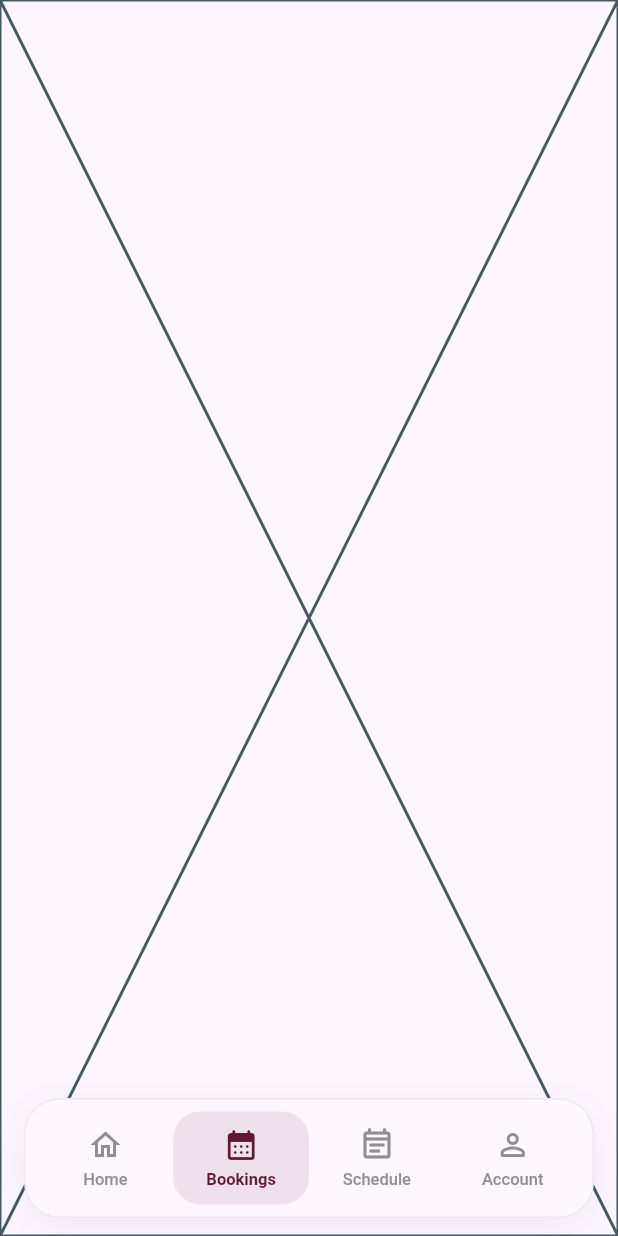
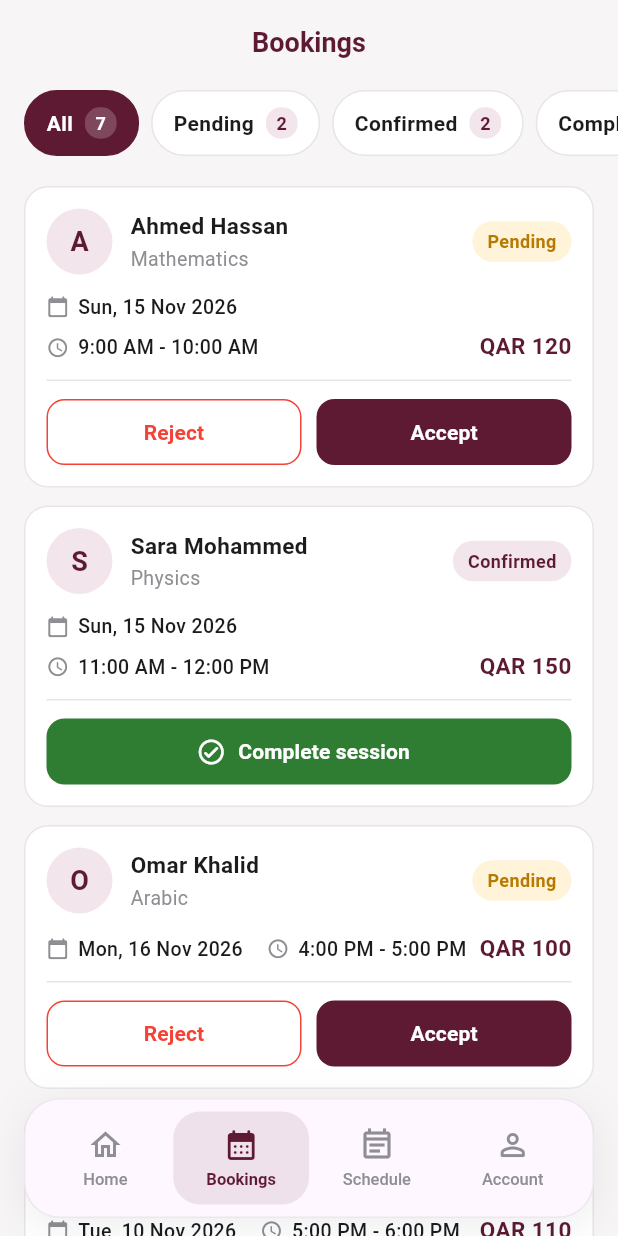
Before and after one commit to Mahmouuddiab/qatar-teacher-app, a Flutter app: the TeacherNavigationScreen screen opened directly, item 2 of the bottom bar chosen, on a phone screen of 412 x 824 dp. Run offline on Flutter 3.47's test engine with Material 3 defaults, Android fonts, the phone set to English and light mode, and no system bars; our stand-ins replace dartz, dio, flutter_riverpod, flutter_secure_storage; accounts and stored records are empty; network calls fail.

Commit message:
booking ui

```diff
--- a/lib/core/network/api_constant.dart
+++ b/lib/core/network/api_constant.dart
@@ -25,10 +25,10 @@ class ApiConstants {
   static const String teacherDashboard = '/api/Teacher/dashboard';
 
   /// GET: booking statistics
-  static const String teacherBookingCounts = '/api/Teacher/bookings/counts';
+  static const String teacherBookingCounts = '/api/Teacher/booking/counts';
 
   /// GET: preview of upcoming sessions
-  static const String teacherUpcomingBookings = '/api/Teacher/bookings/upcoming';
+  static const String teacherUpcomingBookings = '/api/Teacher/booking/upcoming';
 
   // ==================== Teacher Course Endpoints ====================
 
@@ -40,19 +40,19 @@ class ApiConstants {
 
   // ==================== Teacher Bookings Endpoints ====================
 
-  /// GET: all bookings
-  static const String teacherBookings = '/api/Teacher/bookings';
+  /// GET: all booking
+  static const String teacherBookings = '/api/Teacher/booking';
 
   /// GET: booking details
-  static String teacherBookingById(int id) => '/api/Teacher/bookings/$id';
+  static String teacherBookingById(int id) => '/api/Teacher/booking/$id';
 
   /// PUT: accept / reject / update booking status
   static String teacherBookingStatus(int id) =>
-      '/api/Teacher/bookings/$id/status';
+      '/api/Teacher/booking/$id/status';
 
   /// PUT: mark booking as completed
   static String teacherBookingComplete(int id) =>
-      '/api/Teacher/bookings/$id/complete';
+      '/api/Teacher/booking/$id/complete';
 
   // ==================== Teacher Schedule Endpoints ====================
 
--- a/lib/core/screens/teacher_navigation_screen.dart
+++ b/lib/core/screens/teacher_navigation_screen.dart
@@ -3,7 +3,7 @@ import 'package:qatar_teachers/core/utils/app_colors.dart';
 import 'package:qatar_teachers/features/teacher%20side/home/presentation/screens/teacher_home_screen.dart';
 import 'package:qatar_teachers/features/teacher%20side/profile/presentation/screens/teacher_profile_screen.dart';
 import '../../features/teacher side/availability/presentation/screens/teacher_availability_screen.dart';
-import '../../features/teacher side/bookings/presentation/screens/teacher_bookings_screen.dart';
+import '../../features/teacher side/booking/presentation/screens/teacher_booking_screen.dart';
 
 class TeacherNavigationScreen extends StatefulWidget {
   const TeacherNavigationScreen({super.key});
@@ -47,7 +47,7 @@ class _TeacherNavigationScreenState extends State<TeacherNavigationScreen> {
 
     _tabs = [
       const TeacherHomeScreen(),
-      const TeacherBookingsScreen(),
+      const TeacherBookingScreen(),
       const TeacherAvailabilityScreen(),
       const TeacherProfileScreen(),
     ];
--- /dev/null
+++ b/lib/features/teacher side/booking/presentation/models/booking_ui_model.dart
@@ -0,0 +1,119 @@
+enum BookingStatus {
+  pending,
+  confirmed,
+  completed,
+  cancelled; // also covers rejected
+
+  String get label => switch (this) {
+    BookingStatus.pending => 'Pending',
+    BookingStatus.confirmed => 'Confirmed',
+    BookingStatus.completed => 'Completed',
+    BookingStatus.cancelled => 'Cancelled',
+  };
+}
+
+enum BookingFilter {
+  all('All'),
+  pending('Pending'),
+  confirmed('Confirmed'),
+  completed('Completed'),
+  cancelled('Cancelled');
+
+  const BookingFilter(this.label);
+
+  final String label;
+
+  bool matches(BookingStatus status) => switch (this) {
+    BookingFilter.all => true,
+    BookingFilter.pending => status == BookingStatus.pending,
+    BookingFilter.confirmed => status == BookingStatus.confirmed,
+    BookingFilter.completed => status == BookingStatus.completed,
+    BookingFilter.cancelled => status == BookingStatus.cancelled,
+  };
+}
+
+class BookingUiModel {
+  final int id;
+  final String studentName;
+  final String subject;
+  final String dateLabel;
+  final String timeLabel;
+  final String price;
+  final BookingStatus status;
+
+  const BookingUiModel({
+    required this.id,
+    required this.studentName,
+    required this.subject,
+    required this.dateLabel,
+    required this.timeLabel,
+    required this.price,
+    required this.status,
+  });
+}
+
+const sampleBookings = [
+  BookingUiModel(
+    id: 1,
+    studentName: 'Ahmed Hassan',
+    subject: 'Mathematics',
+    dateLabel: 'Sun, 15 Nov 2026',
+    timeLabel: '9:00 AM - 10:00 AM',
+    price: 'QAR 120',
+    status: BookingStatus.pending,
+  ),
+  BookingUiModel(
+    id: 2,
+    studentName: 'Sara Mohammed',
+    subject: 'Physics',
+    dateLabel: 'Sun, 15 Nov 2026',
+    timeLabel: '11:00 AM - 12:00 PM',
+    price: 'QAR 150',
+    status: BookingStatus.confirmed,
+  ),
+  BookingUiModel(
+    id: 3,
+    studentName: 'Omar Khalid',
+    subject: 'Arabic',
+    dateLabel: 'Mon, 16 Nov 2026',
+    timeLabel: '4:00 PM - 5:00 PM',
+    price: 'QAR 100',
+    status: BookingStatus.pending,
+  ),
+  BookingUiModel(
+    id: 4,
+    studentName: 'Layla Ibrahim',
+    subject: 'English',
+    dateLabel: 'Tue, 10 Nov 2026',
+    timeLabel: '5:00 PM - 6:00 PM',
+    price: 'QAR 110',
+    status: BookingStatus.completed,
+  ),
+  BookingUiModel(
+    id: 5,
+    studentName: 'Yousef Ali',
+    subject: 'Chemistry',
+    dateLabel: 'Mon, 9 Nov 2026',
+    timeLabel: '3:00 PM - 4:00 PM',
+    price: 'QAR 140',
+    status: BookingStatus.completed,
+  ),
+  BookingUiModel(
+    id: 6,
+    studentName: 'Noor Saleh',
+    subject: 'Biology',
+    dateLabel: 'Sat, 7 Nov 2026',
+    timeLabel: '10:00 AM - 11:00 AM',
+    price: 'QAR 130',
+    status: BookingStatus.cancelled,
+  ),
+  BookingUiModel(
+    id: 7,
+    studentName: 'Hamad Fahad',
+    subject: 'Mathematics',
+    dateLabel: 'Wed, 18 Nov 2026',
+    timeLabel: '6:00 PM - 7:00 PM',
+    price: 'QAR 120',
+    status: BookingStatus.confirmed,
+  ),
+];
--- /dev/null
+++ b/lib/features/teacher side/booking/presentation/screens/teacher_booking_screen.dart
@@ -0,0 +1,79 @@
+import 'package:flutter/material.dart';
+import 'package:flutter/services.dart';
+import 'package:qatar_teachers/core/utils/app_colors.dart';
+import '../models/booking_ui_model.dart';
+import '../widgets/booking_card.dart';
+import '../widgets/bookings_empty_view.dart';
+import '../widgets/bookings_filter_bar.dart';
+
+class TeacherBookingScreen extends StatefulWidget {
+  const TeacherBookingScreen({super.key});
+
+  @override
+  State<TeacherBookingScreen> createState() => _TeacherBookingsScreenState();
+}
+
+class _TeacherBookingsScreenState extends State<TeacherBookingScreen> {
+  // Space for the floating bottom nav bar
+  static const double _bottomSpace = 120;
+
+  final List<BookingUiModel> _bookings = sampleBookings;
+  BookingFilter _filter = BookingFilter.all;
+
+  @override
+  Widget build(BuildContext context) {
+    final counts = {
+      for (final f in BookingFilter.values)
+        f: _bookings.where((b) => f.matches(b.status)).length,
+    };
+    final visible = _bookings.where((b) => _filter.matches(b.status)).toList();
+
+    return AnnotatedRegion<SystemUiOverlayStyle>(
+      value: SystemUiOverlayStyle.dark,
+      child: Scaffold(
+        backgroundColor: AppColors.background,
+        appBar: AppBar(
+          automaticallyImplyLeading: false,
+          backgroundColor: AppColors.background,
+          foregroundColor: AppColors.primary,
+          elevation: 0,
+          scrolledUnderElevation: 0,
+          centerTitle: true,
+          title: const Text(
+            'Bookings',
+            style: TextStyle(fontWeight: FontWeight.w700, fontSize: 18),
+          ),
+        ),
+        body: Column(
+          children: [
+            const SizedBox(height: 4),
+            BookingsFilterBar(
+              selected: _filter,
+              counts: counts,
+              onSelected: (f) => setState(() => _filter = f),
+            ),
+            const SizedBox(height: 12),
+            Expanded(
+              child: visible.isEmpty
+                  ? BookingsEmptyView(filter: _filter)
+                  : ListView.builder(
+                padding: const EdgeInsets.fromLTRB(16, 8, 16, _bottomSpace),
+                itemCount: visible.length,
+                itemBuilder: (context, i) {
+                  final booking = visible[i];
+                  return BookingCard(
+                    booking: booking,
+                    onTap: () {}, // TODO: open booking details
+                    onAccept: () {}, // TODO: PUT status
+                    onReject: () {}, // TODO: PUT status
+                    onComplete: () {}, // TODO: PUT complete
+                  );
+                },
+              ),
+            ),
+          ],
+        ),
+      ),
+    );
+  }
+}
--- /dev/null
+++ b/lib/features/teacher side/booking/presentation/widgets/booking_actions.dart
@@ -0,0 +1,91 @@
+import 'package:flutter/material.dart';
+import 'package:qatar_teachers/core/utils/app_colors.dart';
+
+import '../models/booking_ui_model.dart';
+
+class BookingActions extends StatelessWidget {
+  const BookingActions({
+    super.key,
+    required this.status,
+    this.onAccept,
+    this.onReject,
+    this.onComplete,
+  });
+
+  final BookingStatus status;
+  final VoidCallback? onAccept;
+  final VoidCallback? onReject;
+  final VoidCallback? onComplete;
+
+  static final _shape =
+  RoundedRectangleBorder(borderRadius: BorderRadius.circular(12));
+
+  @override
+  Widget build(BuildContext context) {
+    switch (status) {
+      case BookingStatus.pending:
+        return Row(
+          children: [
+            Expanded(
+              child: SizedBox(
+                height: 44,
+                child: OutlinedButton(
+                  onPressed: onReject,
+                  style: OutlinedButton.styleFrom(
+                    foregroundColor: AppColors.red,
+                    side: const BorderSide(color: AppColors.red),
+                    shape: _shape,
+                  ),
+                  child: const Text(
+                    'Reject',
+                    style: TextStyle(fontWeight: FontWeight.w700),
+                  ),
+                ),
+              ),
+            ),
+            const SizedBox(width: 10),
+            Expanded(
+              child: SizedBox(
+                height: 44,
+                child: FilledButton(
+                  onPressed: onAccept,
+                  style: FilledButton.styleFrom(
+                    backgroundColor: AppColors.primary,
+                    foregroundColor: AppColors.white,
+                    shape: _shape,
+                  ),
+                  child: const Text(
+                    'Accept',
+                    style: TextStyle(fontWeight: FontWeight.w700),
+                  ),
+                ),
+              ),
+            ),
+          ],
+        );
+
+      case BookingStatus.confirmed:
+        return SizedBox(
+          width: double.infinity,
+          height: 44,
+          child: FilledButton.icon(
+            onPressed: onComplete,
+            style: FilledButton.styleFrom(
+              backgroundColor: AppColors.success,
+              foregroundColor: AppColors.white,
+              shape: _shape,
+            ),
+            icon: const Icon(Icons.check_circle_outline_rounded, size: 20),
+            label: const Text(
+              'Complete session',
+              style: TextStyle(fontWeight: FontWeight.w700),
+            ),
+          ),
+        );
+
+      case BookingStatus.completed:
+      case BookingStatus.cancelled:
+        return const SizedBox.shrink();
+    }
+  }
+}
--- /dev/null
+++ b/lib/features/teacher side/booking/presentation/widgets/booking_card.dart
@@ -0,0 +1,190 @@
+import 'package:flutter/material.dart';
+import 'package:qatar_teachers/core/utils/app_colors.dart';
+
+import '../models/booking_ui_model.dart';
+import 'booking_actions.dart';
+import 'booking_status_badge.dart';
+
+class BookingCard extends StatelessWidget {
+  const BookingCard({
+    super.key,
+    required this.booking,
+    this.onTap,
+    this.onAccept,
+    this.onReject,
+    this.onComplete,
+  });
+
+  final BookingUiModel booking;
+  final VoidCallback? onTap;
+  final VoidCallback? onAccept;
+  final VoidCallback? onReject;
+  final VoidCallback? onComplete;
+
+  bool get _hasActions =>
+      booking.status == BookingStatus.pending ||
+          booking.status == BookingStatus.confirmed;
+
+  @override
+  Widget build(BuildContext context) {
+    return Padding(
+      padding: const EdgeInsets.only(bottom: 12),
+      child: Material(
+        color: AppColors.surface,
+        borderRadius: BorderRadius.circular(16),
+        child: InkWell(
+          onTap: onTap,
+          borderRadius: BorderRadius.circular(16),
+          child: Container(
+            padding: const EdgeInsets.all(14),
+            decoration: BoxDecoration(
+              borderRadius: BorderRadius.circular(16),
+              border: Border.all(color: AppColors.border),
+            ),
+            child: Column(
+              children: [
+                _Header(booking: booking),
+                const SizedBox(height: 12),
+                _Details(booking: booking),
+                if (_hasActions) ...[
+                  const SizedBox(height: 12),
+                  const Divider(height: 1, color: AppColors.border),
+                  const SizedBox(height: 12),
+                  BookingActions(
+                    status: booking.status,
+                    onAccept: onAccept,
+                    onReject: onReject,
+                    onComplete: onComplete,
+                  ),
+                ],
+              ],
+            ),
+          ),
+        ),
+      ),
+    );
+  }
+}
+
+class _Header extends StatelessWidget {
+  const _Header({required this.booking});
+
+  final BookingUiModel booking;
+
+  @override
+  Widget build(BuildContext context) {
+    final name = booking.studentName;
+    final initial = name.isEmpty ? '?' : name[0].toUpperCase();
+
+    return Row(
+      children: [
+        CircleAvatar(
+          radius: 22,
+          backgroundColor: AppColors.primaryLight,
+          child: Text(
+            initial,
+            style: const TextStyle(
+              fontSize: 18,
+              fontWeight: FontWeight.w700,
+              color: AppColors.primary,
+            ),
+          ),
+        ),
+        const SizedBox(width: 12),
+        Expanded(
+          child: Column(
+            crossAxisAlignment: CrossAxisAlignment.start,
+            children: [
+              Text(
+                name,
+                maxLines: 1,
+                overflow: TextOverflow.ellipsis,
+                style: const TextStyle(
+                  fontSize: 15,
+                  fontWeight: FontWeight.w700,
+                  color: AppColors.textPrimary,
+                ),
+              ),
+              const SizedBox(height: 2),
+              Text(
+                booking.subject,
+                style: const TextStyle(
+                  fontSize: 13,
+                  color: AppColors.textSecondary,
+                ),
+              ),
+            ],
+          ),
+        ),
+        const SizedBox(width: 8),
+        BookingStatusBadge(status: booking.status),
+      ],
+    );
+  }
+}
+
+class _Details extends StatelessWidget {
+  const _Details({required this.booking});
+
+  final BookingUiModel booking;
+
+  @override
+  Widget build(BuildContext context) {
+    return Row(
+      crossAxisAlignment: CrossAxisAlignment.end,
+      children: [
+        Expanded(
+          child: Wrap(
+            spacing: 16,
+            runSpacing: 8,
+            children: [
+              _InfoItem(
+                icon: Icons.calendar_today_rounded,
+                text: booking.dateLabel,
+              ),
+              _InfoItem(
+                icon: Icons.access_time_rounded,
+                text: booking.timeLabel,
+              ),
+            ],
+          ),
+        ),
+        const SizedBox(width: 8),
+        Text(
+          booking.price,
+          style: const TextStyle(
+            fontSize: 15,
+            fontWeight: FontWeight.w700,
+            color: AppColors.primary,
+          ),
+        ),
+      ],
+    );
+  }
+}
+
+class _InfoItem extends StatelessWidget {
+  const _InfoItem({required this.icon, required this.text});
+
+  final IconData icon;
+  final String text;
+
+  @override
+  Widget build(BuildContext context) {
+    return Row(
+      mainAxisSize: MainAxisSize.min,
+      children: [
+        Icon(icon, size: 15, color: AppColors.textSecondary),
+        const SizedBox(width: 6),
+        Text(
+          text,
+          style: const TextStyle(
+            fontSize: 13,
+            fontWeight: FontWeight.w500,
+            color: AppColors.textPrimary,
+          ),
+        ),
+      ],
+    );
+  }
+}
--- /dev/null
+++ b/lib/features/teacher side/booking/presentation/widgets/booking_status_badge.dart
@@ -0,0 +1,46 @@
+import 'package:flutter/material.dart';
+import 'package:qatar_teachers/core/utils/app_colors.dart';
+
+import '../models/booking_ui_model.dart';
+
+class BookingStatusBadge extends StatelessWidget {
+  const BookingStatusBadge({super.key, required this.status});
+
+  final BookingStatus status;
+
+  // Darker amber so the text stays readable on the light amber background
+  static const Color _pendingText = Color(0xFFB77900);
+
+  Color get _color => switch (status) {
+    BookingStatus.pending => _pendingText,
+    BookingStatus.confirmed => AppColors.primary,
+    BookingStatus.completed => AppColors.success,
+    BookingStatus.cancelled => AppColors.red,
+  };
+
+  Color get _background => switch (status) {
+    BookingStatus.pending => AppColors.ratingStar.withOpacity(0.15),
+    BookingStatus.confirmed => AppColors.primaryLight,
+    BookingStatus.completed => AppColors.success.withOpacity(0.1),
+    BookingStatus.cancelled => AppColors.red.withOpacity(0.1),
+  };
+
+  @override
+  Widget build(BuildContext context) {
+    return Container(
+      padding: const EdgeInsets.symmetric(horizontal: 10, vertical: 5),
+      decoration: BoxDecoration(
+        color: _background,
+        borderRadius: BorderRadius.circular(20),
+      ),
+      child: Text(
+        status.label,
+        style: TextStyle(
+          fontSize: 12,
+          fontWeight: FontWeight.w700,
+          color: _color,
+        ),
+      ),
+    );
+  }
+}
--- /dev/null
+++ b/lib/features/teacher side/booking/presentation/widgets/bookings_empty_view.dart
@@ -0,0 +1,54 @@
+import 'package:flutter/material.dart';
+import 'package:qatar_teachers/core/utils/app_colors.dart';
+import '../models/booking_ui_model.dart';
+
+class BookingsEmptyView extends StatelessWidget {
+  const BookingsEmptyView({super.key, required this.filter});
+
+  final BookingFilter filter;
+
+  @override
+  Widget build(BuildContext context) {
+    final isAll = filter == BookingFilter.all;
+
+    return Center(
+      child: Padding(
+        padding: const EdgeInsets.all(32),
+        child: Column(
+          mainAxisSize: MainAxisSize.min,
+          children: [
+            Container(
+              padding: const EdgeInsets.all(18),
+              decoration: const BoxDecoration(
+                color: AppColors.primaryLight,
+                shape: BoxShape.circle,
+              ),
+              child: const Icon(
+                Icons.event_note_outlined,
+                size: 40,
+                color: AppColors.primary,
+              ),
+            ),
+            const SizedBox(height: 16),
+            const Text(
+              'No bookings',
+              style: TextStyle(
+                fontSize: 18,
+                fontWeight: FontWeight.w700,
+                color: AppColors.textPrimary,
+              ),
+            ),
+            const SizedBox(height: 6),
+            Text(
+              isAll
+                  ? 'Bookings from students will appear here.'
+                  : 'You have no ${filter.label.toLowerCase()} bookings.',
+              textAlign: TextAlign.center,
+              style: const TextStyle(color: AppColors.textSecondary),
+            ),
+          ],
+        ),
+      ),
+    );
+  }
+}
--- /dev/null
+++ b/lib/features/teacher side/booking/presentation/widgets/bookings_filter_bar.dart
@@ -0,0 +1,101 @@
+import 'package:flutter/material.dart';
+import 'package:qatar_teachers/core/utils/app_colors.dart';
+
+import '../models/booking_ui_model.dart';
+
+class BookingsFilterBar extends StatelessWidget {
+  const BookingsFilterBar({
+    super.key,
+    required this.selected,
+    required this.counts,
+    required this.onSelected,
+  });
+
+  final BookingFilter selected;
+  final Map<BookingFilter, int> counts;
+  final ValueChanged<BookingFilter> onSelected;
+
+  @override
+  Widget build(BuildContext context) {
+    return SizedBox(
+      height: 44,
+      child: ListView.separated(
+        scrollDirection: Axis.horizontal,
+        padding: const EdgeInsets.symmetric(horizontal: 16),
+        itemCount: BookingFilter.values.length,
+        separatorBuilder: (_, __) => const SizedBox(width: 8),
+        itemBuilder: (context, i) {
+          final filter = BookingFilter.values[i];
+          return _FilterPill(
+            label: filter.label,
+            count: counts[filter] ?? 0,
+            selected: filter == selected,
+            onTap: () => onSelected(filter),
+          );
+        },
+      ),
+    );
+  }
+}
+
+class _FilterPill extends StatelessWidget {
+  const _FilterPill({
+    required this.label,
+    required this.count,
+    required this.selected,
+    required this.onTap,
+  });
+
+  final String label;
+  final int count;
+  final bool selected;
+  final VoidCallback onTap;
+
+  @override
+  Widget build(BuildContext context) {
+    return InkWell(
+      onTap: onTap,
+      borderRadius: BorderRadius.circular(22),
+      child: AnimatedContainer(
+        duration: const Duration(milliseconds: 180),
+        padding: const EdgeInsets.symmetric(horizontal: 14),
+        decoration: BoxDecoration(
+          color: selected ? AppColors.primary : AppColors.surface,
+          borderRadius: BorderRadius.circular(22),
+          border: Border.all(
+            color: selected ? AppColors.primary : AppColors.border,
+          ),
+        ),
+        child: Row(
+          children: [
+            Text(
+              label,
+              style: TextStyle(
+                fontWeight: FontWeight.w600,
+                color: selected ? AppColors.white : AppColors.textPrimary,
+              ),
+            ),
+            const SizedBox(width: 8),
+            Container(
+              padding: const EdgeInsets.symmetric(horizontal: 7, vertical: 2),
+              decoration: BoxDecoration(
+                color: selected
+                    ? AppColors.white.withOpacity(0.2)
+                    : AppColors.primaryLight,
+                borderRadius: BorderRadius.circular(10),
+              ),
+              child: Text(
+                '$count',
+                style: TextStyle(
+                  fontSize: 12,
+                  fontWeight: FontWeight.w700,
+                  color: selected ? AppColors.white : AppColors.primary,
+                ),
+              ),
+            ),
+          ],
+        ),
+      ),
+    );
+  }
+}
--- a/lib/features/teacher side/bookings/presentation/screens/teacher_bookings_screen.dart
+++ /dev/null
@@ -1,10 +0,0 @@
-import 'package:flutter/material.dart';
-
-class TeacherBookingsScreen extends StatelessWidget {
-  const TeacherBookingsScreen({super.key});
-
-  @override
-  Widget build(BuildContext context) {
-    return const Placeholder();
-  }
-}
```
